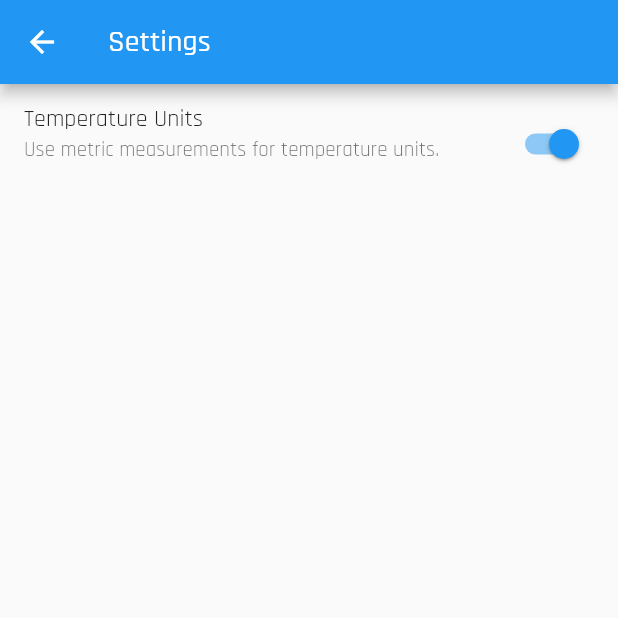
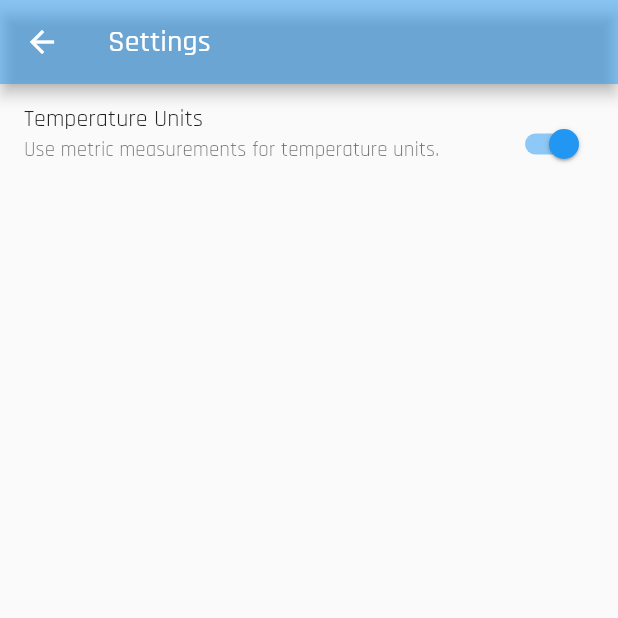
Before and after one commit to hunter350/weather_riverpod_async, a Flutter app: the screen it shows after launch, after a tap on the "settings" icon, on a phone screen of 412 x 824 dp, the top half of it. Run offline on Flutter 3.47's test engine with Material 2 defaults, Android fonts, the phone set to English and light mode, and no system bars; our stand-ins replace equatable, flutter_riverpod, google_fonts, shared_preferences; missing offline and left inert: flutter_weather_bg_null_safety.

Commit message:
Change AppBar Color

```diff
--- a/lib/presentation/app.dart
+++ b/lib/presentation/app.dart
@@ -44,7 +44,7 @@ class _WeatherAppState extends ConsumerState<WeatherApp> {
               .headline6,
         ),
       ),
-      home: WeatherPage(),
+      home: const WeatherPage(),
     );
   }
 }
--- a/lib/presentation/search_page/search_page.dart
+++ b/lib/presentation/search_page/search_page.dart
@@ -24,8 +24,11 @@ class _SearchPageState extends ConsumerState<SearchPage> {
 
   @override
   Widget build(BuildContext context) {
+    final themeColor = ref.watch(themeState);
     return Scaffold(
-      appBar: AppBar(title: const Text('City Search')),
+      appBar: AppBar(
+          backgroundColor: themeColor.withOpacity(0.5),
+          title: const Text('City Search')),
       body: Row(
         children: [
           Expanded(
--- a/lib/presentation/setting_page/settings_page.dart
+++ b/lib/presentation/setting_page/settings_page.dart
@@ -1,7 +1,7 @@
 import 'package:flutter/material.dart';
 import 'package:flutter_riverpod/flutter_riverpod.dart';
 import 'package:weather_riverpod_async/domain/weather_models.dart';
-
+import '../../state/theme/theme_state.dart';
 import '../../state/weather/weather_notifier.dart';
 
 class SettingsPage extends ConsumerWidget {
@@ -10,9 +10,12 @@ class SettingsPage extends ConsumerWidget {
   @override
   Widget build(BuildContext context, WidgetRef ref) {
     final weatherNotifierIsCels = ref.watch(weatherNotifier);
+    final themeColor = ref.watch(themeState);
 
     return Scaffold(
-      appBar: AppBar(title: const Text('Settings')),
+      appBar: AppBar(
+          backgroundColor: themeColor.withOpacity(0.5),
+          title: const Text('Settings')),
       body: ListView(
         children: <Widget>[
           ListTile(
--- a/lib/presentation/weather_page/weather_page.dart
+++ b/lib/presentation/weather_page/weather_page.dart
@@ -1,5 +1,6 @@
 import 'package:flutter/material.dart';
 import 'package:flutter_riverpod/flutter_riverpod.dart';
+import 'package:weather_riverpod_async/state/theme/theme_state.dart';
 import '../../data/repository/model/models_repository.dart';
 import '../../main.dart';
 import '../../state/weather/weather_notifier.dart';
@@ -17,10 +18,13 @@ class WeatherPage extends ConsumerWidget {
   @override
   Widget build(BuildContext context, WidgetRef ref) {
     final state = ref.watch(weatherNotifier);
+    final themeColor = ref.watch(themeState);
 
     return Scaffold(
       appBar: AppBar(
-        title: const Text('Flutter Weather'),
+        title: const Text('Weather'),
+        backgroundColor: themeColor.withOpacity(0.5),
+        elevation: 0,
         actions: [
           IconButton(
               icon: const Icon(Icons.update),
--- a/lib/state/theme/theme_state.dart
+++ b/lib/state/theme/theme_state.dart
@@ -40,9 +40,9 @@ extension on WeatherModels {
       case WeatherCondition.snowy:
         return Colors.lightBlueAccent;
       case WeatherCondition.cloudy:
-        return Colors.blueGrey;
+        return Colors.blue;
       case WeatherCondition.rainy:
-        return Colors.indigoAccent;
+        return Colors.grey;
       case WeatherCondition.unknown:
         return ThemeState.defaultColor;
     }
```
